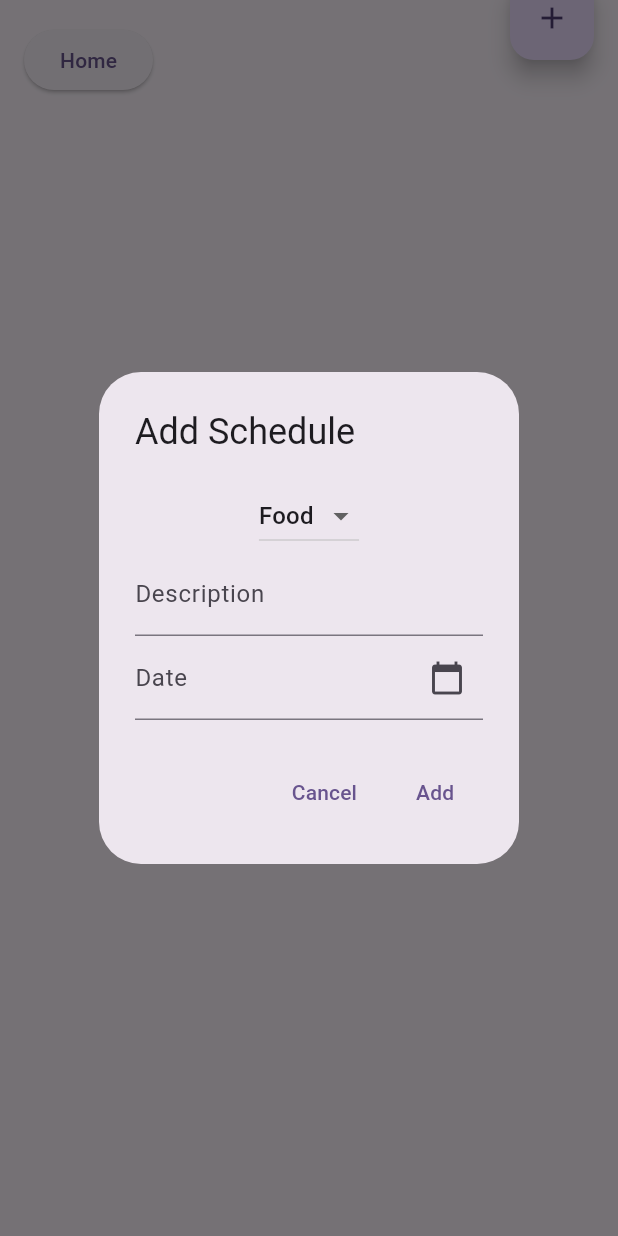
After one commit to Ruhisawant/Pet-Care-App, a Flutter app: the Care screen opened directly, after a tap on the "add" icon, on a phone screen of 412 x 824 dp. The commit adds this screen. Run offline on Flutter 3.47's test engine with Material 3 defaults, Android fonts, the phone set to English and light mode, and no system bars.

Commit message:
Added care page

```diff
--- /dev/null
+++ b/lib/care.dart
@@ -0,0 +1,219 @@
+import 'package:flutter/material.dart';
+import 'package:pet_care_app/main.dart';
+
+class Care extends StatefulWidget {
+  const Care({super.key});
+
+  @override
+  State<Care> createState() => _CareState();
+}
+
+class Schedule{
+  String food;
+  String description;
+  DateTime date;
+  bool isCompleted;
+
+  Schedule({
+    required this.food,
+    required this.description,
+    required this.date,
+    required this.isCompleted
+  });
+}
+
+class _CareState extends State<Care> {
+  List<Schedule> schedules = [];
+
+  createSchedule(String food, String description, DateTime date) {
+    setState(() {
+      schedules.add(Schedule(food: food, description: description, date: date, isCompleted: false));
+    });
+  }
+
+  // void updatePlan(Schedule schedule) {
+  //   setState(() {
+  //     _sortPlansByPriority();
+  //   });
+  // }
+
+  void deleteSchedule(Schedule schedule) {
+    setState(() {
+      schedules.remove(schedule);
+    });
+  }
+
+  void toggleCompletion(int index) {
+    setState(() {
+      schedules[index].isCompleted = !schedules[index].isCompleted;
+    });
+  }
+
+  void showAddScheduleDialog(BuildContext context) {
+    String selectedFood = 'Food';
+    final descriptionController = TextEditingController();
+    final dateController = TextEditingController();
+    DateTime? selectedDate;
+
+    showDialog(
+      context: context,
+      builder: (context) {
+        return StatefulBuilder(
+          builder: (context, setDialogState) {
+            return AlertDialog(
+              title: Text("Add Schedule"),
+              content: Column(
+                mainAxisSize: MainAxisSize.min,
+                children: [
+                  DropdownButton<String>(
+                    value: selectedFood,
+                    onChanged: (newValue) {
+                      setDialogState(() {
+                        selectedFood = newValue!;
+                      });
+                    },
+                    items: ['Food', 'Water']
+                      .map((priority) => DropdownMenuItem(
+                        value: priority,
+                        child: Text(priority),
+                      ))
+                      .toList(),
+                  ),
+                  TextField(
+                    controller: descriptionController,
+                    decoration: InputDecoration(labelText: "Description"),
+                  ),
+                  TextField(
+                    controller: null,
+                    readOnly: true,
+                    decoration: InputDecoration(
+                      labelText: "Date",
+                      suffixIcon: IconButton(
+                        icon: Icon(Icons.calendar_today),
+                        onPressed: () async {
+                          DateTime? pickedDate = await showDatePicker(
+                            context: context,
+                            initialDate: DateTime.now(),
+                            firstDate: DateTime(2000),
+                            lastDate: DateTime(2100),
+                          );
+                          if (pickedDate != null) {
+                            setDialogState(() {
+                              selectedDate = pickedDate;
+                              dateController.text = "${pickedDate.toLocal()}".split(' ')[0];
+                            });
+                          }
+                        },
+                      ),
+                    ),
+                  ),
+                ],
+              ),
+              actions: [
+                TextButton(
+                  onPressed: () => Navigator.pop(context),
+                  child: Text("Cancel"),
+                ),
+                TextButton(
+                  onPressed: () {
+                    if (selectedDate != null) {
+                      createSchedule(selectedFood, descriptionController.text, selectedDate!);
+                    }
+                    Navigator.pop(context);
+                  },
+                  child: Text("Add"),
+                ),
+              ],
+            );
+          },
+        );
+      },
+    );
+  }
+
+  @override
+  Widget build(BuildContext context) {
+    return Scaffold(
+      body: Padding(
+        padding: const EdgeInsets.all(16.0),
+        child: Column(
+          crossAxisAlignment: CrossAxisAlignment.start,
+          children: <Widget>[
+            ElevatedButton(
+              onPressed: () => Navigator.push(
+                context,
+                MaterialPageRoute(builder: (context) => HomePage()),
+              ),
+              child: Text('Home')
+            ),
+
+            SizedBox(height: 20),
+            Expanded(
+              child: schedules.isEmpty
+                ? Center(child: Text("No schedules yet!", style: TextStyle(fontSize: 20)))
+                : ListView.builder(
+                    itemCount: schedules.length,
+                    itemBuilder: (context, index) {
+                      final schedule = schedules[index];
+                      return Container(
+                        margin: EdgeInsets.symmetric(vertical: 6),
+                        decoration: BoxDecoration(
+                          color: schedule.isCompleted
+                            ? Colors.green[200]
+                            : schedule.food == 'Food' ? Colors.brown[300] : Colors.blue[300],
+                          borderRadius: BorderRadius.circular(12),
+                          border: Border.all(color: Colors.grey.shade300),
+                        ),
+                        child: ListTile(
+                          leading: IconButton(
+                            icon: Icon(
+                              schedule.isCompleted ? Icons.check_circle : Icons.circle_outlined,
+                              color: schedule.isCompleted ? Colors.green : Colors.grey,
+                            ),
+                            onPressed: () => toggleCompletion(index),
+                          ),
+                          title: Text(
+                            schedule.description,
+                            style: TextStyle(
+                              fontWeight: FontWeight.bold,
+                              decoration: schedule.isCompleted ? TextDecoration.lineThrough : null,
+                            ),
+                          ),
+                          subtitle: Column(
+                            crossAxisAlignment: CrossAxisAlignment.start,
+                            children: [
+                              Text(
+                                'Date: ${schedule.date.toLocal().toString().split(' ')[0]}',
+                                style: TextStyle(
+                                  fontSize: 12,
+                                  color: Colors.black,
+                                  fontWeight: FontWeight.bold,
+                                ),
+                              ),
+                            ],
+                          ),
+                          trailing: IconButton(
+                            icon: Icon(
+                              Icons.delete,
+                              color: Colors.red.shade300,
+                            ),
+                            onPressed: () => deleteSchedule(schedule),
+                          ),
+                        )
+                      );
+                    }
+                  )
+            ),
+          ]
+        )
+      ),
+      floatingActionButton: Align(
+        alignment: Alignment.topRight,
+        child: FloatingActionButton(
+          onPressed: () => showAddScheduleDialog(context),
+          child: Icon(Icons.add),
+        ),
+      ),
+    );
+  }
+}
```
Also changed, not shown: lib/main.dart (+12 -0 lines).
